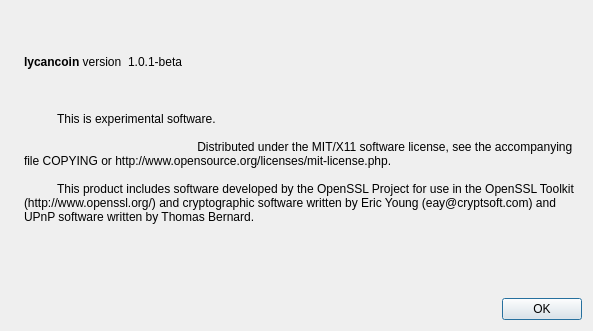
The window that src/qt/forms/aboutdialog.ui (lycancoin/lycancoin-release) describes before a commit, drawn with Qt 5.
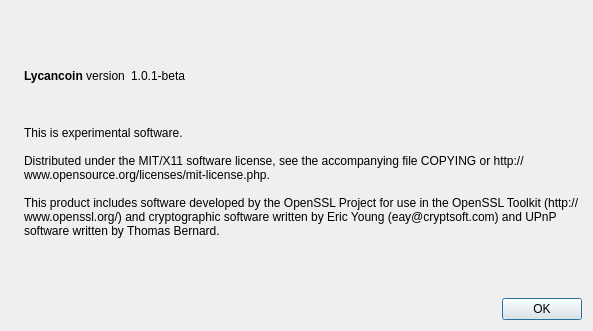
The same window after the commit. Icons and pictures are not drawn.

```diff
--- a/src/qt/forms/aboutdialog.ui
+++ b/src/qt/forms/aboutdialog.ui
@@ -50,7 +50,7 @@
           <cursorShape>IBeamCursor</cursorShape>
          </property>
          <property name="text">
-          <string>&lt;b&gt;lycancoin&lt;/b&gt; version</string>
+          <string>&lt;b&gt;Lycancoin&lt;/b&gt; version</string>
          </property>
          <property name="textInteractionFlags">
           <set>Qt::LinksAccessibleByMouse|Qt::TextSelectableByKeyboard|Qt::TextSelectableByMouse</set>
@@ -110,13 +110,11 @@
        </property>
        <property name="text">
          <string>
-          This is experimental software. 
+This is experimental software. 
 
- 		    Distributed under the MIT/X11 software license, see the accompanying file COPYING or http://www.opensource.org/licenses/mit-license.php.
+Distributed under the MIT/X11 software license, see the accompanying file COPYING or http://www.opensource.org/licenses/mit-license.php.
 
-          This product includes software developed by the OpenSSL Project for use in the OpenSSL Toolkit (http://www.openssl.org/) and cryptographic software written by Eric Young (eay@cryptsoft.com) and UPnP software written by Thomas Bernard.
-
-        </string>
+This product includes software developed by the OpenSSL Project for use in the OpenSSL Toolkit (http://www.openssl.org/) and cryptographic software written by Eric Young (eay@cryptsoft.com) and UPnP software written by Thomas Bernard.</string>
        </property>
        <property name="wordWrap">
         <bool>true</bool>
```
Left out of the diff: 2 changed lines with no effect on the pictures.
